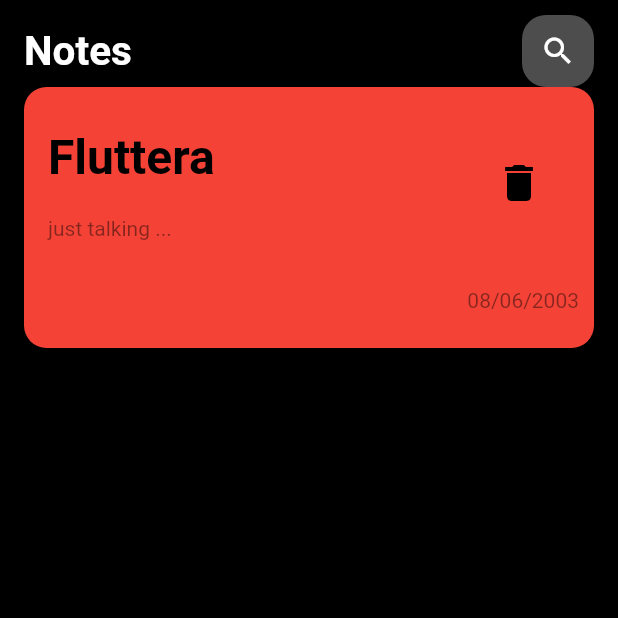
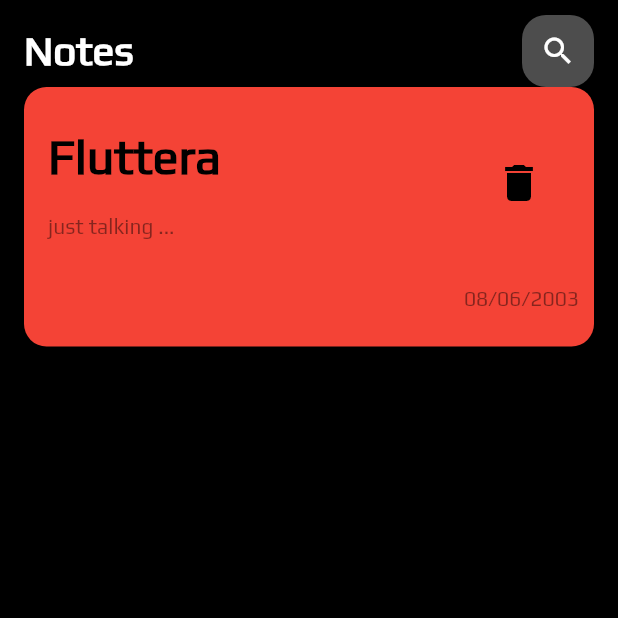
Before and after one commit to yousef391/noteapp, a Flutter app: the screen it shows after launch, on a phone screen of 412 x 824 dp, the top half of it. Run offline on Flutter 3.47's test engine with Material 2 defaults, Android fonts, the phone set to English and light mode, and no system bars.

```diff
--- a/lib/main.dart
+++ b/lib/main.dart
@@ -14,7 +14,9 @@ class noteapp extends StatelessWidget {
       debugShowCheckedModeBanner: false,
       theme: ThemeData(brightness: Brightness.dark,
 
-      scaffoldBackgroundColor: Colors.black),
+      scaffoldBackgroundColor: Colors.black,
+      fontFamily: 'Play'
+      ),
       home: const note_view(),
     );
   }
--- a/pubspec.yaml
+++ b/pubspec.yaml
@@ -76,9 +76,9 @@ flutter:
   # list giving the asset and other descriptors for the font. For
   # example:
   fonts:
-    - family: Bree Serif
+    - family: Play
       fonts:
-        - asset: assets/fonts/BreeSerif-Regular.ttf
+        - asset: assets/fonts/Play-Regular.ttf
   #       - asset: fonts/Schyler-Italic.ttf
   #         style: italic
   #   - family: Trajan Pro
```
Also changed, not shown: assets/fonts/Play-Regular.ttf (added).
